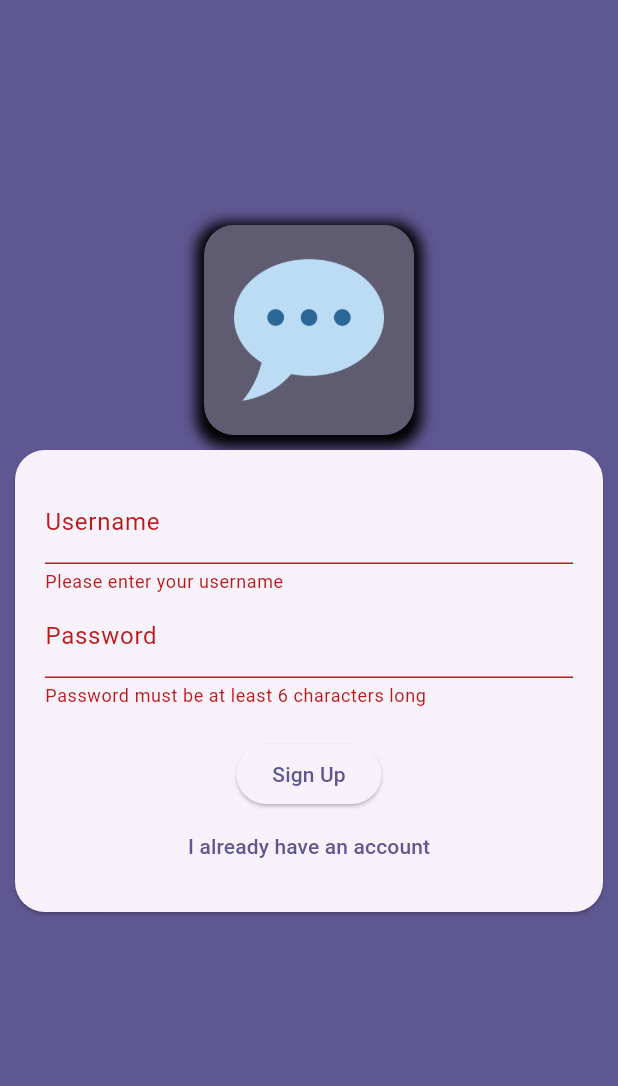
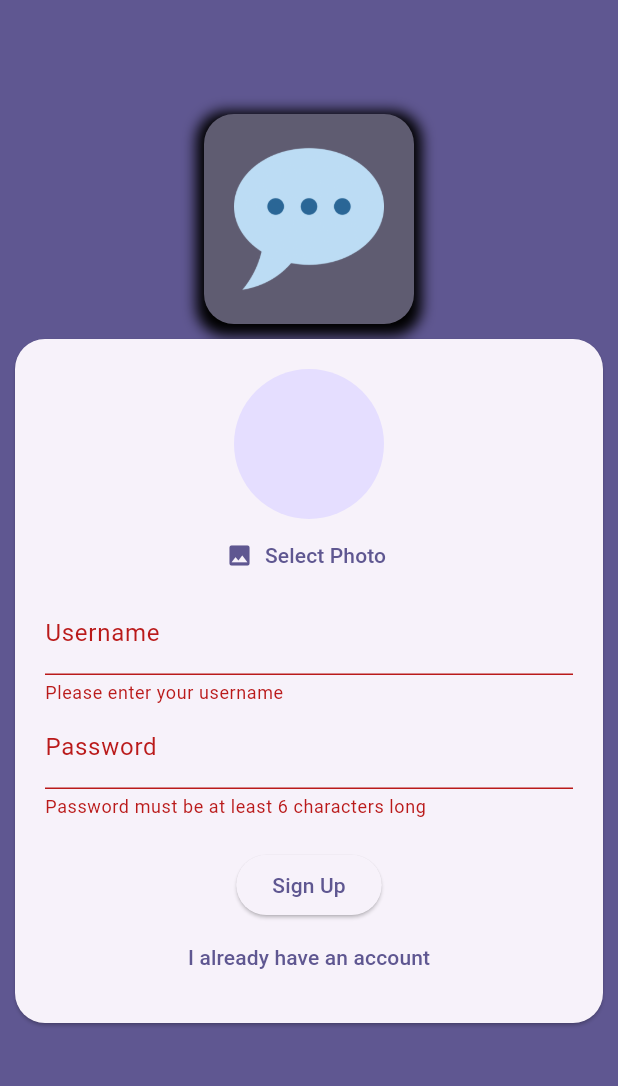
Before and after one commit to SomeshKumarN/flutter_projects, a Flutter app: the screen it shows after launch, after a tap on "Login", after a tap on "Create new account", on a phone screen of 412 x 824 dp, the part 84-1170 px from its top. Run offline on Flutter 3.47's test engine with Material 3 defaults, Android fonts, the phone set to English and light mode, and no system bars; our stand-ins replace firebase_auth, firebase_core, firebase_storage, flutter_riverpod, google_fonts, google_maps_flutter and 5 more; missing offline and left inert: dart_casing; accounts and stored records are empty.

Commit message:
chat_app - added image while signup and pushed to storage

```diff
--- a/chat_app/lib/screens/login.dart
+++ b/chat_app/lib/screens/login.dart
@@ -1,4 +1,9 @@
+import 'dart:io';
+
+import 'package:chat_app/screens/chat.dart';
+import 'package:chat_app/widget/user_input_image.dart';
 import 'package:firebase_auth/firebase_auth.dart';
+import 'package:firebase_storage/firebase_storage.dart';
 import 'package:flutter/material.dart';
 
 final _firebase = FirebaseAuth.instance;
@@ -15,9 +20,11 @@ class _LoginScreenState extends State<LoginScreen> {
   final _form = GlobalKey<FormState>();
   var _enteredUsername = '';
   var _enteredPassword = '';
+  File? _selectedImage;
+
   void _submit() async {
     var isValid = _form.currentState!.validate();
-    if (!isValid) {
+    if (!isValid || _selectedImage == null && !isLogin) {
       return;
     }
     _form.currentState!.save();
@@ -28,13 +35,18 @@ class _LoginScreenState extends State<LoginScreen> {
           email: _enteredUsername,
           password: _enteredPassword,
         );
-        print(credentials);
+        final storageRef = await FirebaseStorage.instance.ref(
+          'user_images/${credentials.user!.uid}.jpg',
+        );
+
+        storageRef.putFile(_selectedImage!);
+        final imageUrl = await storageRef.getDownloadURL();
+        print(imageUrl);
       } else {
         final credentials = await _firebase.signInWithEmailAndPassword(
           email: _enteredUsername,
           password: _enteredPassword,
         );
-        print(credentials);
       }
     } on FirebaseAuthException catch (err) {
       if (err.code == 'weak-password') {
@@ -102,6 +114,12 @@ class _LoginScreenState extends State<LoginScreen> {
                       child: Column(
                         mainAxisSize: MainAxisSize.max,
                         children: [
+                          if (!isLogin)
+                            UserInputImage(
+                              onSelectImage: (pickedImage) {
+                                _selectedImage = pickedImage;
+                              },
+                            ),
                           TextFormField(
                             decoration: const InputDecoration(
                               labelText: 'Username',
--- /dev/null
+++ b/chat_app/lib/widget/user_input_image.dart
@@ -0,0 +1,46 @@
+import 'dart:io';
+
+import 'package:flutter/material.dart';
+import 'package:image_picker/image_picker.dart';
+
+class UserInputImage extends StatefulWidget {
+  const UserInputImage({super.key, required this.onSelectImage});
+  final void Function(File pickedImage) onSelectImage;
+
+  @override
+  State<UserInputImage> createState() => _UserInputImageState();
+}
+
+class _UserInputImageState extends State<UserInputImage> {
+  File? _pickedImageFile;
+  void _selectImage() async {
+    final pickedImage = await ImagePicker().pickImage(
+      source: ImageSource.camera,
+    );
+    if (pickedImage == null) {
+      return;
+    }
+    setState(() {
+      _pickedImageFile = File(pickedImage.path);
+    });
+    widget.onSelectImage(_pickedImageFile!);
+  }
+
+  @override
+  Widget build(BuildContext context) {
+    return Column(
+      children: [
+        CircleAvatar(
+          radius: 50,
+          backgroundImage:
+              _pickedImageFile != null ? FileImage(_pickedImageFile!) : null,
+        ),
+        TextButton.icon(
+          onPressed: _selectImage,
+          icon: Icon(Icons.photo),
+          label: Text('Select Photo'),
+        ),
+      ],
+    );
+  }
+}
--- a/chat_app/pubspec.yaml
+++ b/chat_app/pubspec.yaml
@@ -13,6 +13,8 @@ dependencies:
   cupertino_icons: ^1.0.8
   firebase_core: ^3.13.1
   firebase_auth: ^5.5.4
+  firebase_storage: ^12.4.6
+  image_picker: ^1.1.2
 
 dev_dependencies:
   flutter_test:
```
Also changed, not shown: 5 other files.
